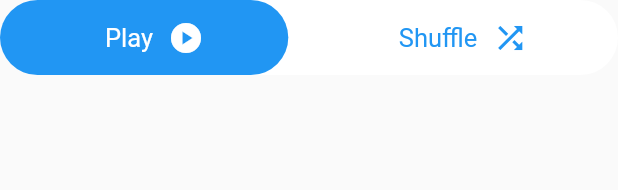
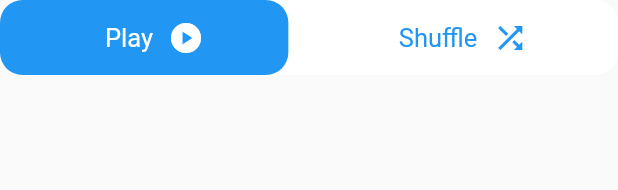
Before and after one commit to Yan-0/music_player, a Flutter app: the _PlayOrShuffleSwitch widget shown alone on an empty page, opened directly, on a phone screen of 412 x 824 dp. Shown: the top 190 px of the screen. Run offline on Flutter 3.47's test engine with Material 2 defaults, Android fonts, the phone set to English and light mode, and no system bars; our stand-ins replace get, just_audio, rxdart, velocity_x; network calls fail.

Commit message:
-Minor tweaks here and there.

```diff
--- a/lib/screens/playlist_screen.dart
+++ b/lib/screens/playlist_screen.dart
@@ -36,6 +36,7 @@ class PlaylistScreen extends StatelessWidget {
                 _PlaylistInformation(playlist: playlist),
                 const SizedBox(height: 30),
                 const _PlayOrShuffleSwitch(),
+                const SizedBox(height: 10),
                 _PlaylistSongs(playlist: playlist),
               ],
             ),
@@ -112,7 +113,7 @@ class _PlayOrShuffleSwitchState extends State<_PlayOrShuffleSwitch> {
         width: width,
         decoration: BoxDecoration(
           color: Colors.white,
-          borderRadius: BorderRadius.circular(25),
+          borderRadius: BorderRadius.circular(15),
         ),
         child: Stack(
           children: [
@@ -121,10 +122,10 @@ class _PlayOrShuffleSwitchState extends State<_PlayOrShuffleSwitch> {
               left: _isPlay ? 0 : width * 0.45,
               child: Container(
                 height: 50,
-                width: width * 0.4665,
+                width: width * 0.4666,
                 decoration: BoxDecoration(
                   color: Colors.blue,
-                  borderRadius: BorderRadius.circular(25),
+                  borderRadius: BorderRadius.circular(15),
                 ),
               ),
             ),
```
